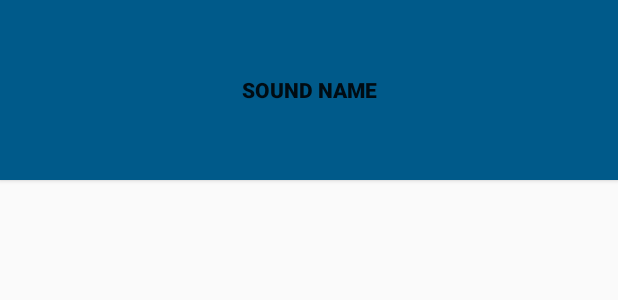
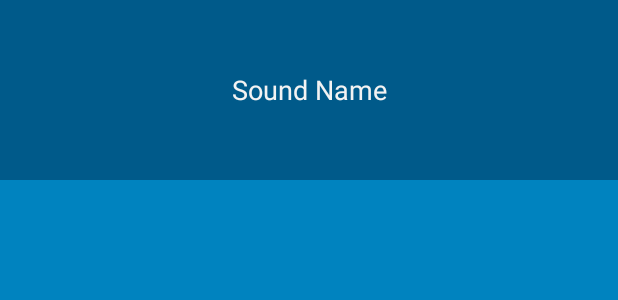
Before and after one commit to alsash/bignerdranch_beatbox, an Android app: the layout list_item_sound.xml on its own in the app's theme, with its tools: preview values and no code run, on a phone screen of 412 x 824 dp. Shown: the top 300 px of the screen. Run offline under Robolectric (Android 15) with nearby library versions, the light colour scheme and no system bars.

Commit message:
Chapter 20

```diff
--- a/app/src/main/res/layout/list_item_sound.xml
+++ b/app/src/main/res/layout/list_item_sound.xml
@@ -2,7 +2,6 @@
 <Button xmlns:android="http://schemas.android.com/apk/res/android"
         xmlns:tools="http://schemas.android.com/tools"
         android:id="@+id/list_item_sound_button"
-        style="@style/BeatBoxButton.Strong"
         android:layout_width="match_parent"
         android:layout_height="120dp"
         tools:text="Sound Name"/>
--- a/app/src/main/res/values/colors.xml
+++ b/app/src/main/res/values/colors.xml
@@ -1,8 +1,5 @@
 <?xml version="1.0" encoding="utf-8"?>
 <resources>
-    <color name="colorPrimary">#3F51B5</color>
-    <color name="colorPrimaryDark">#303F9F</color>
-    <color name="colorAccent">#FF4081</color>
     <color name="red">#F44336</color>
     <color name="dark_red">#C3352B</color>
     <color name="gray">#607D8B</color>
--- a/app/src/main/res/values/styles.xml
+++ b/app/src/main/res/values/styles.xml
@@ -1,19 +1,15 @@
 <resources>
 
-    <!-- Base application theme. -->
     <style name="AppTheme" parent="Theme.AppCompat.Light.DarkActionBar">
-        <!-- Customize your theme here. -->
         <item name="colorPrimary">@color/red</item>
         <item name="colorPrimaryDark">@color/dark_red</item>
         <item name="colorAccent">@color/gray</item>
+        <item name="android:colorBackground">@color/soothing_blue</item>
+        <item name="android:buttonStyle">@style/BeatBoxButton</item>
     </style>
 
-    <style name="BeatBoxButton">
+    <style name="BeatBoxButton" parent="@android:style/Widget.Holo.Button">
         <item name="android:background">@color/dark_blue</item>
     </style>
 
-    <style name="BeatBoxButton.Strong">
-        <item name="android:textStyle">bold</item>
-    </style>
-
 </resources>
```
